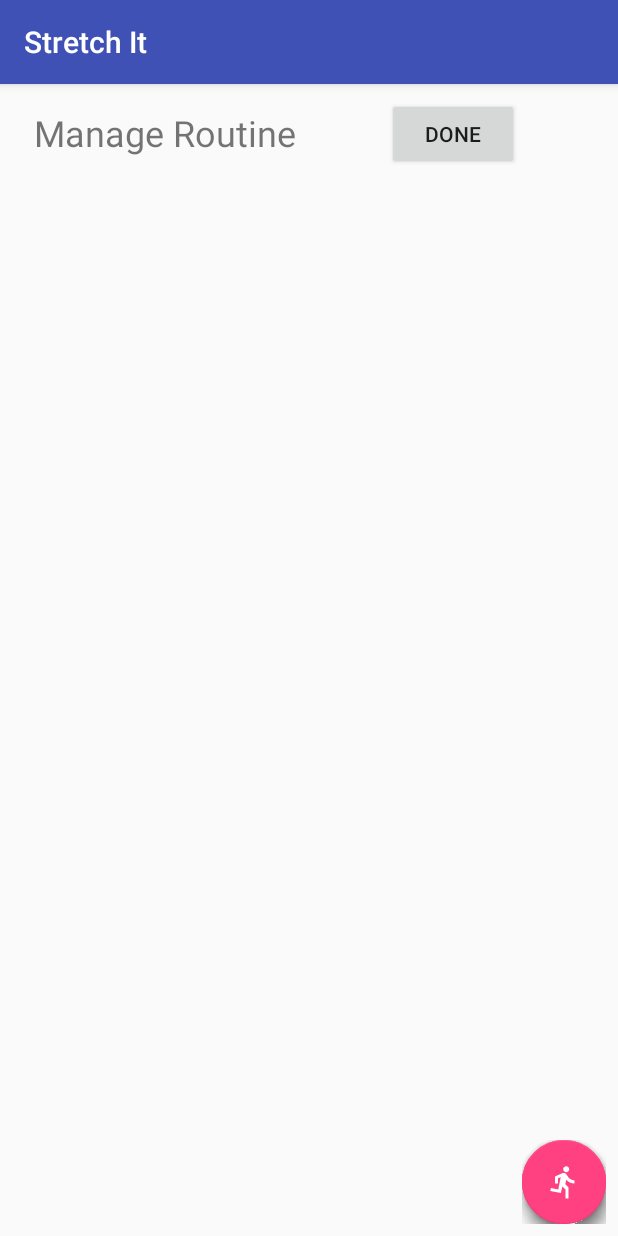
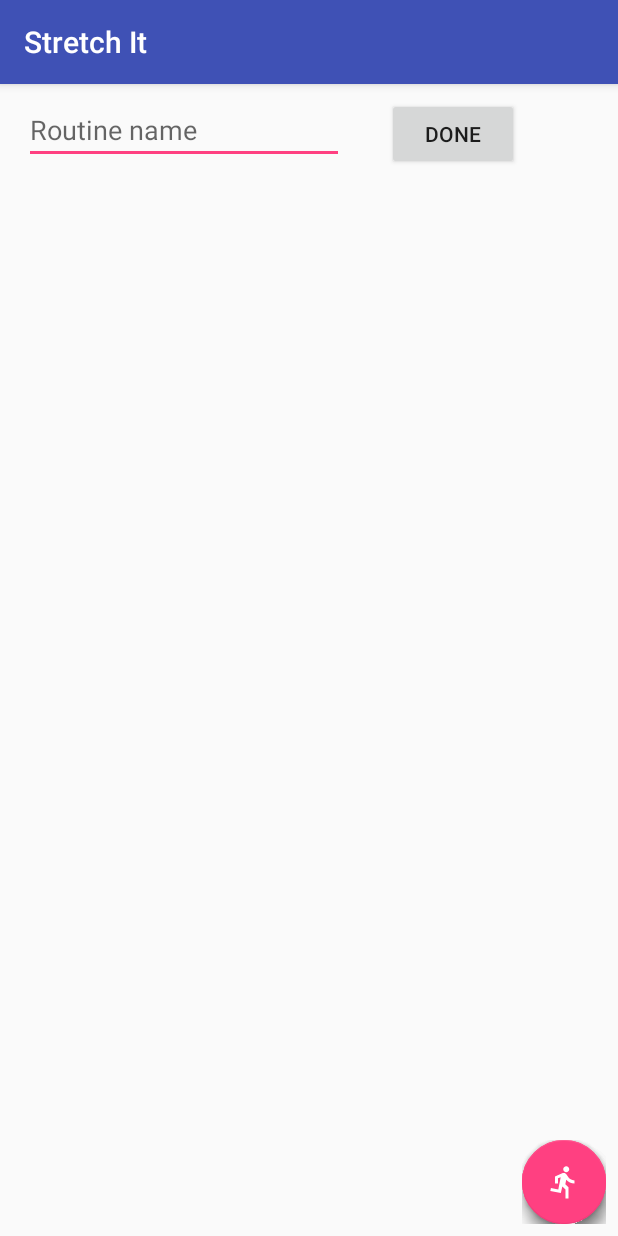
Before and after one commit to kevinxchan/StretchIt, an Android app: the AddExercisesActivity screen opened directly, with no data from a screen before it, on a phone screen of 412 x 824 dp. Run offline under Robolectric (Android 15) with nearby library versions, the phone set to English and light mode, and no system bars; libraries missing offline, so code that uses them is left out: com.github.clans.fab; plain views replace FloatingActionButton, FloatingActionMenu; 6 statements that could not run were skipped.

Commit message:
update add exercises layout

```diff
--- a/app/src/main/res/layout/activity_add_exercises.xml
+++ b/app/src/main/res/layout/activity_add_exercises.xml
@@ -62,23 +62,32 @@
             app:layout_constraintBottom_toBottomOf="parent" android:layout_marginBottom="8dp"
             app:layout_constraintVertical_bias="0.0" app:layout_constraintHorizontal_bias="0.0">
 
-        <TextView
-                android:text="@string/manageRoutine"
+        <EditText
                 android:layout_width="wrap_content"
-                android:layout_height="wrap_content" android:id="@+id/addExercisesTitleTextView"
-                app:layout_constraintEnd_toEndOf="parent" android:layout_marginEnd="8dp"
+                android:layout_height="wrap_content"
+                android:inputType="text|textShortMessage"
+                android:ems="10"
+                android:id="@+id/routineNameEditText"
+                app:layout_constraintTop_toTopOf="parent"
                 app:layout_constraintStart_toStartOf="parent" android:layout_marginStart="8dp"
-                app:layout_constraintBottom_toBottomOf="parent" android:layout_marginBottom="8dp"
-                app:layout_constraintTop_toTopOf="parent" android:layout_marginTop="8dp" android:textSize="24sp"
-                app:layout_constraintHorizontal_bias="0.044" app:layout_constraintVertical_bias="0.0"/>
+                app:layout_constraintEnd_toStartOf="@+id/doneBtn" android:layout_marginEnd="8dp"
+                app:layout_constraintHorizontal_bias="0.0" app:layout_constraintBottom_toBottomOf="parent"
+                android:layout_marginBottom="8dp" app:layout_constraintVertical_bias="0.0"
+                android:hint="@string/routineName"/>
         <Button
                 android:text="@string/done"
                 android:layout_width="wrap_content"
                 android:layout_height="wrap_content"
-                android:id="@+id/doneBtn" app:layout_constraintStart_toEndOf="@+id/addExercisesTitleTextView"
-                android:layout_marginStart="8dp" app:layout_constraintEnd_toEndOf="parent"
+                android:id="@+id/doneBtn"
+                app:layout_constraintEnd_toEndOf="parent"
                 android:layout_marginEnd="8dp" app:layout_constraintBottom_toBottomOf="parent"
-                app:layout_constraintHorizontal_bias="1.0" app:layout_constraintTop_toTopOf="parent"
+                app:layout_constraintTop_toTopOf="parent"
                 android:layout_marginTop="8dp" app:layout_constraintVertical_bias="1.0"/>
     </android.support.constraint.ConstraintLayout>
+    <android.support.v7.widget.RecyclerView
+            android:layout_width="348dp"
+            android:layout_height="400dp" android:layout_marginTop="8dp"
+            app:layout_constraintTop_toTopOf="parent" app:layout_constraintBottom_toBottomOf="parent"
+            android:layout_marginBottom="8dp" app:layout_constraintStart_toStartOf="parent"
+            android:layout_marginStart="8dp" app:layout_constraintEnd_toEndOf="parent" android:layout_marginEnd="8dp"/>
 </android.support.constraint.ConstraintLayout>
--- a/app/src/main/res/values/strings.xml
+++ b/app/src/main/res/values/strings.xml
@@ -5,7 +5,7 @@
     <string name="get_started">Get started</string>
     <string name="get_started_button">Get started</string>
     <string name="new_routine">New Routine</string>
-    <string name="routineName">Routine name:</string>
+    <string name="routineName">Routine name</string>
     <string name="exercisesTitle">Exercises</string>
     <string name="next">Next</string>
     <string name="addExercisesTitle">Add Exercises</string>
```
